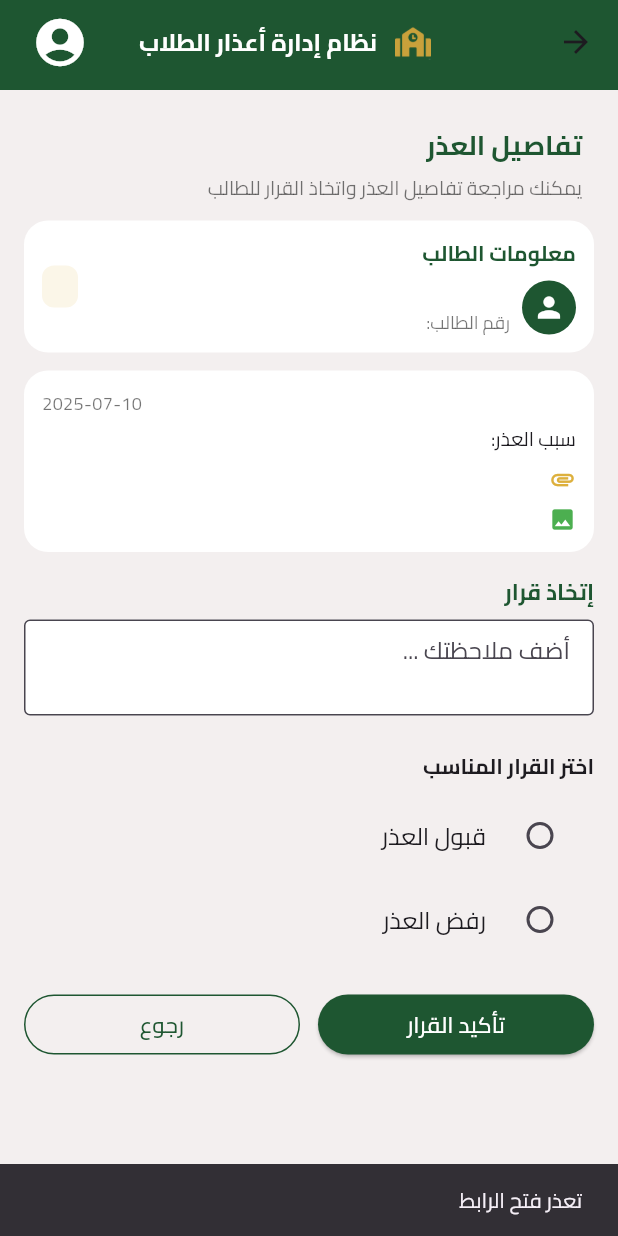
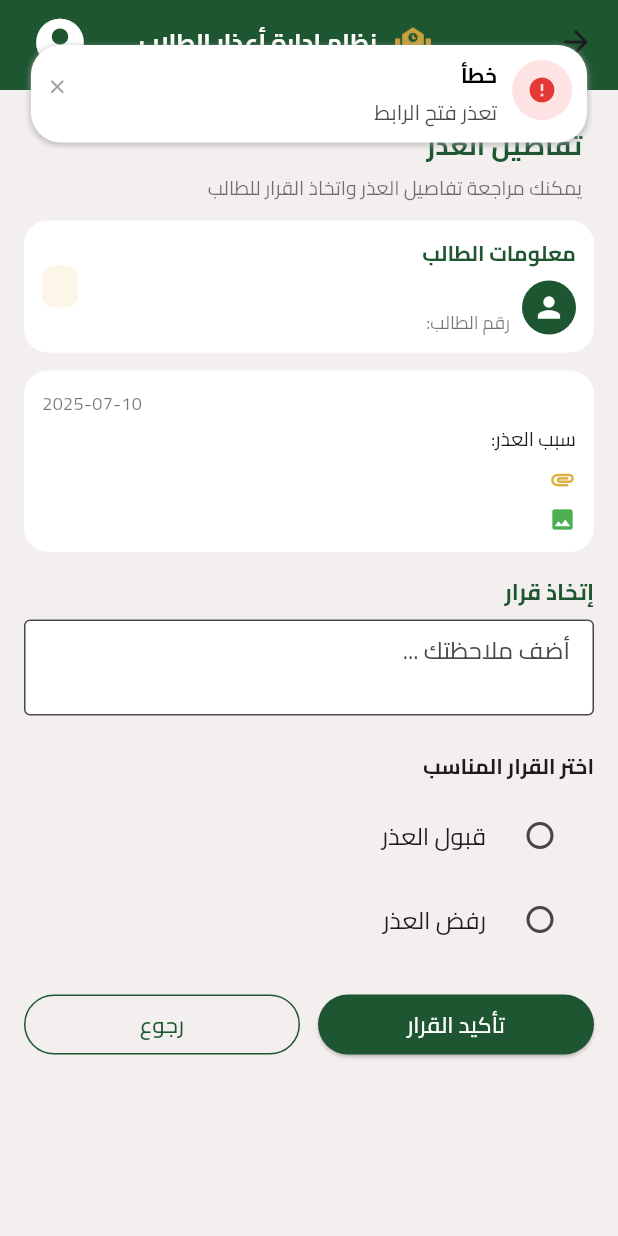
Before and after one commit to MohamedAwad07/student-absence, a Flutter app: the SupervisorExcuseDetailsPage screen opened directly with empty values, after a tap on the "attachment" icon, on a phone screen of 412 x 824 dp. Run offline on Flutter 3.47's test engine with Material 3 defaults, Android fonts, the phone set to English and light mode, and no system bars; our stand-ins replace awesome_bottom_bar, cherry_toast, cloud_firestore, dartz, equatable, file_picker and 12 more; accounts and stored records are empty.

Commit message:
add cherry toast instead of snack bar

```diff
--- a/lib/features/auth/controller/auth_cubit/auth_cubit.dart
+++ b/lib/features/auth/controller/auth_cubit/auth_cubit.dart
@@ -13,7 +13,6 @@ class AuthCubit extends Cubit<AuthState> {
   UserModel? currentUser;
 
   void checkAuthState() {
-    log("i am in check auth state");
     emit(AuthLoading());
     FirebaseAuth.instance.authStateChanges().listen((firebaseUser) async {
       if (firebaseUser != null) {
@@ -21,7 +20,7 @@ class AuthCubit extends Cubit<AuthState> {
             .collection('users')
             .doc(firebaseUser.uid)
             .get();
-        log("userDoc : ${userDoc.data().toString()}");
+        log("user data : ${userDoc.data().toString()}");
         if (userDoc.data() != null) {
           currentUser = UserModel.fromJson(userDoc.data(), firebaseUser.uid);
           emit(Authenticated(user: currentUser!));
--- a/lib/features/auth/presentation/auth_gate.dart
+++ b/lib/features/auth/presentation/auth_gate.dart
@@ -1,6 +1,7 @@
 import 'package:flutter/material.dart';
 import 'package:flutter_bloc/flutter_bloc.dart';
 import 'package:go_router/go_router.dart';
+import 'package:student_absence/core/utils/app_colors.dart';
 import 'package:student_absence/features/auth/controller/auth_cubit/auth_cubit.dart';
 import 'package:student_absence/features/auth/controller/auth_cubit/auth_state.dart';
 import 'package:student_absence/core/routing/app_routes.dart';
@@ -14,7 +15,9 @@ class AuthGate extends StatelessWidget {
     return BlocBuilder<AuthCubit, AuthState>(
       builder: (context, state) {
         if (state is AuthLoading) {
-          return const CircularProgressIndicator();
+          return const CircularProgressIndicator(
+            color: AppColors.primary,
+          );
         } else if (state is Unauthenticated) {
           return const LoginWelcomeScreen();
         } else if (state is Authenticated) {
--- a/lib/features/roles/manager/presentation/screens/excuse_details/manager_excuse_details.dart
+++ b/lib/features/roles/manager/presentation/screens/excuse_details/manager_excuse_details.dart
@@ -27,9 +27,7 @@ class _ManagerExcuseDetailsState extends State<ManagerExcuseDetails> {
   void _openUrl(String url) async {
     final uri = Uri.tryParse(url);
     if (uri == null) {
-      ScaffoldMessenger.of(
-        context,
-      ).showSnackBar(const SnackBar(content: Text('الرابط غير صالح')));
+      toastLocator.error(context, "خطأ", "تعذر فتح الرابط");
       return;
     }
     try {
@@ -38,14 +36,10 @@ class _ManagerExcuseDetailsState extends State<ManagerExcuseDetails> {
         mode: LaunchMode.externalApplication,
       );
       if (!launched) {
-        ScaffoldMessenger.of(
-          context,
-        ).showSnackBar(const SnackBar(content: Text('تعذر فتح الرابط')));
+        toastLocator.error(context, "خطأ", "تعذر فتح الرابط");
       }
     } catch (e) {
-      ScaffoldMessenger.of(
-        context,
-      ).showSnackBar(const SnackBar(content: Text('تعذر فتح الرابط')));
+      toastLocator.error(context, "خطأ", "تعذر فتح الرابط");
     }
   }
 
--- a/lib/features/roles/supervisor/presentation/screens/excuse_details/supervisor_excuse_details.dart
+++ b/lib/features/roles/supervisor/presentation/screens/excuse_details/supervisor_excuse_details.dart
@@ -52,9 +52,7 @@ class _SupervisorExcuseDetailsPageState
   void _openUrl(String url) async {
     final uri = Uri.tryParse(url);
     if (uri == null) {
-      ScaffoldMessenger.of(
-        context,
-      ).showSnackBar(const SnackBar(content: Text('الرابط غير صالح')));
+      toastLocator.error(context, "خطأ", "تعذر فتح الرابط");
       return;
     }
     try {
@@ -63,14 +61,10 @@ class _SupervisorExcuseDetailsPageState
         mode: LaunchMode.externalApplication,
       );
       if (!launched) {
-        ScaffoldMessenger.of(
-          context,
-        ).showSnackBar(const SnackBar(content: Text('تعذر فتح الرابط')));
+        toastLocator.error(context, "خطأ", "تعذر فتح الرابط");
       }
     } catch (e) {
-      ScaffoldMessenger.of(
-        context,
-      ).showSnackBar(const SnackBar(content: Text('تعذر فتح الرابط')));
+      toastLocator.error(context, "خطأ", "تعذر فتح الرابط");
     }
   }
 
```
Also changed, not shown: lib/core/widgets/custom_profile_page.dart (+24 -2 lines), lib/features/auth/login/presentation/login_form.dart (+8 -12 lines), lib/features/auth/register/presentation/register_form.dart (+17 -21 lines), lib/features/roles/manager/presentation/screens/notifications/manager_notifications.dart (+14 -4 lines), lib/features/roles/student/presentation/screens/add_excuse/student_add_excuse.dart (+10 -10 lines), lib/features/roles/student/presentation/screens/notifications/student_notifications.dart (+6 -4 lines), lib/features/roles/supervisor/presentation/screens/notifications/supervisor_notifications.dart (+9 -5 lines).
